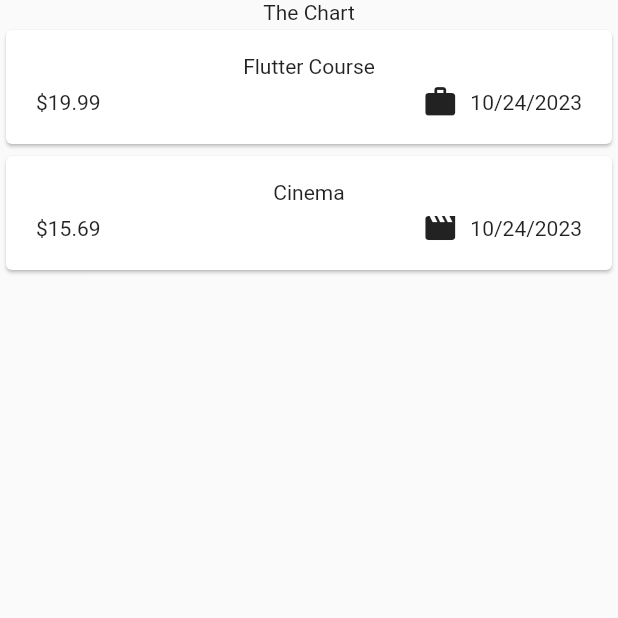
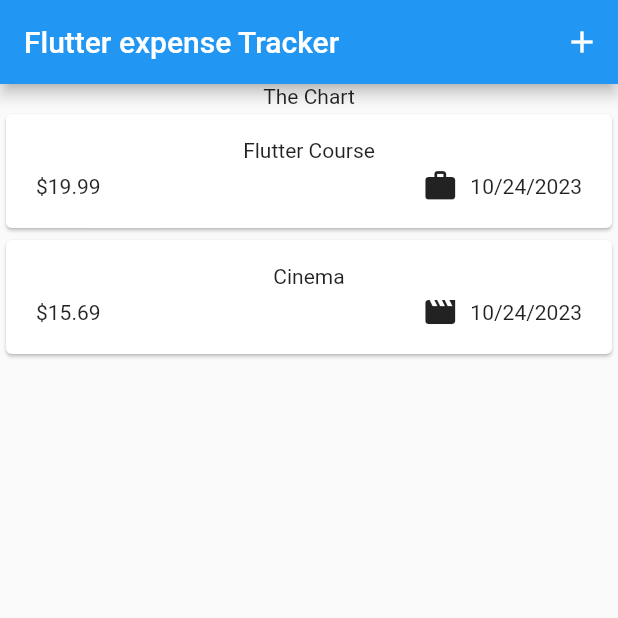
Before and after one commit to ayoline/expense_tracker_app, a Flutter app: the screen it shows after launch, on a phone screen of 412 x 824 dp, the top half of it. Run offline on Flutter 3.47's test engine with Material 2 defaults, Android fonts, the phone set to English and light mode, and no system bars.

Commit message:
set an appbar and

```diff
--- a/lib/widgets/expenses.dart
+++ b/lib/widgets/expenses.dart
@@ -29,6 +29,15 @@ class _ExpensesState extends State<Expenses> {
   @override
   Widget build(BuildContext context) {
     return Scaffold(
+      appBar: AppBar(
+        title: const Text('Flutter expense Tracker'),
+        actions: [
+          IconButton(
+            onPressed: () {},
+            icon: const Icon(Icons.add),
+          )
+        ],
+      ),
       body: Column(
         children: [
           const Text('The Chart'),
```
